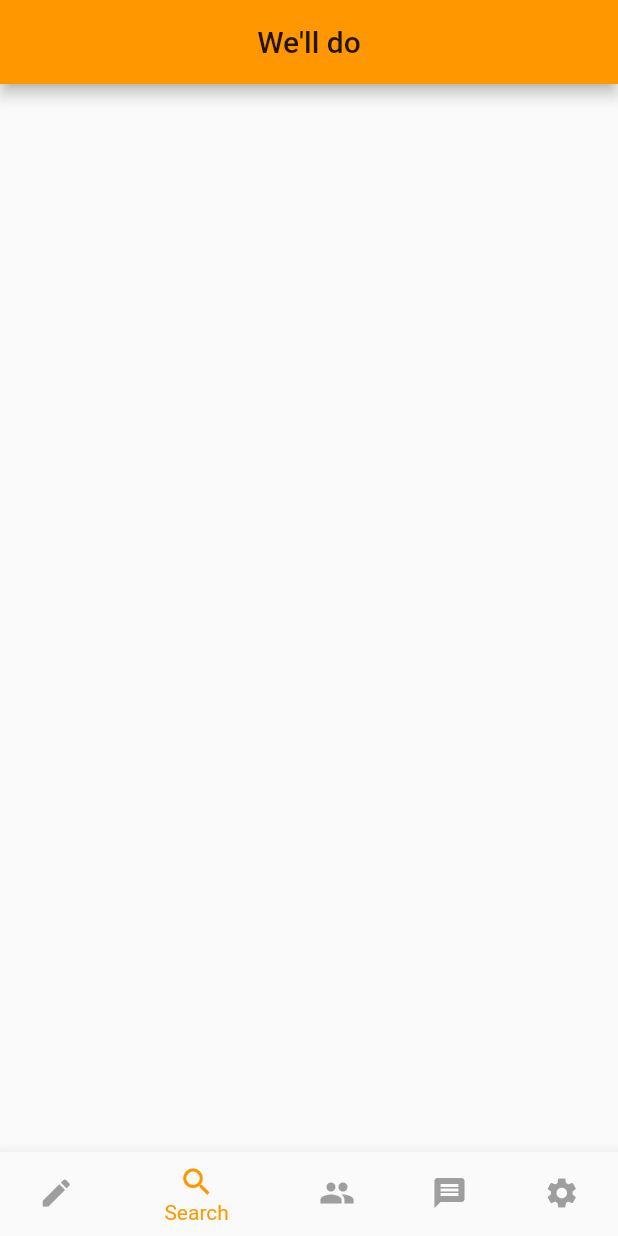
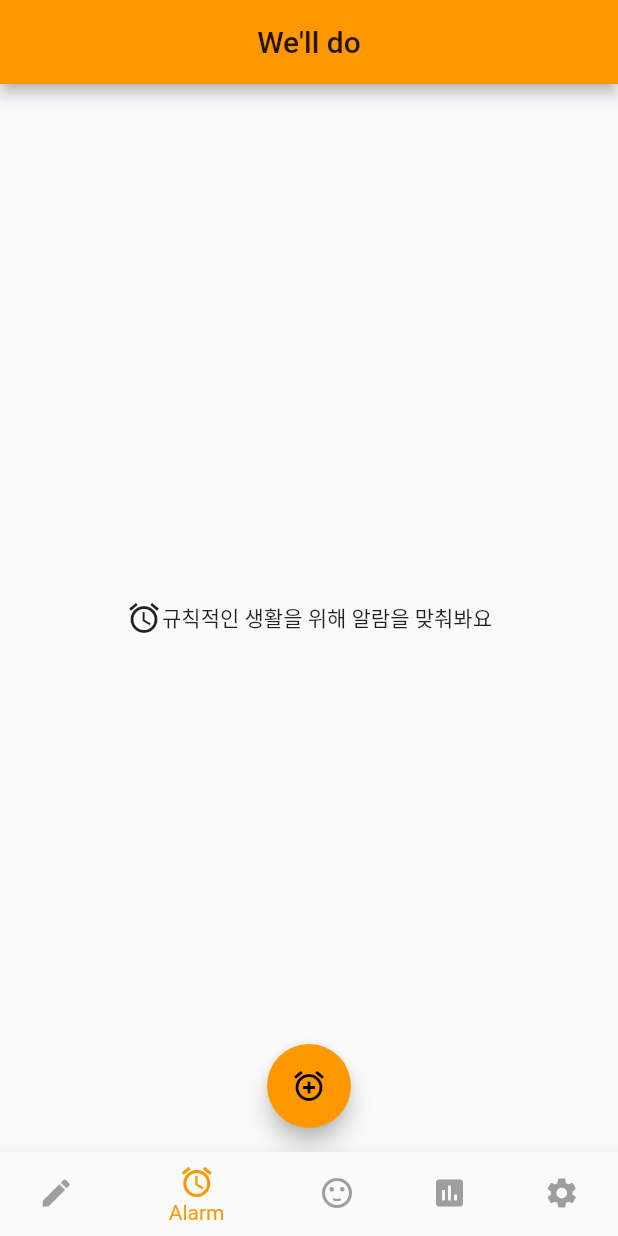
Before and after one commit to jpoh281/todoList, a Flutter app: the screen it shows after launch, item 2 of the bottom bar chosen, on a phone screen of 412 x 824 dp. Run offline on Flutter 3.47's test engine with Material 2 defaults, Android fonts, the phone set to English and light mode, and no system bars.

Commit message:
2020-01-12 We'll do Project 4일차 alarm page 생성 alarm time picker page 생성

```diff
--- a/lib/main_page.dart
+++ b/lib/main_page.dart
@@ -1,4 +1,5 @@
 import 'package:flutter/material.dart';
+import 'package:todolist_jpoh/screeans/alarm_main.dart';
 import 'package:todolist_jpoh/screeans/todo_main.dart';
 
 class MainPage extends StatefulWidget {
@@ -10,7 +11,7 @@ class _MainPageState extends State<MainPage> {
   int _selectedPageIndex = 0;
   static List<Widget> selectedPageList = <Widget>[
     ToDoMain(),
-    Container(),
+    AlarmMainPage(),
     Container(),
     Container(),
     Container(),
@@ -44,11 +45,11 @@ class _MainPageState extends State<MainPage> {
               BottomNavigationBarItem(
                   icon: Icon(Icons.edit), title: Text('To-do')),
               BottomNavigationBarItem(
-                  icon: Icon(Icons.search), title: Text('Search')),
+                  icon: Icon(Icons.alarm), title: Text('Alarm')),
               BottomNavigationBarItem(
-                  icon: Icon(Icons.group), title: Text('Group')),
+                  icon: Icon(Icons.sentiment_satisfied), title: Text('Diary')),
               BottomNavigationBarItem(
-                  icon: Icon(Icons.message), title: Text('Talk')),
+                  icon: Icon(Icons.assessment), title: Text('Report')),
               BottomNavigationBarItem(
                   icon: Icon(Icons.settings), title: Text('Setting'))
             ]),
--- /dev/null
+++ b/lib/model/alarm.dart
@@ -0,0 +1,38 @@
+import 'package:flutter/material.dart';
+
+class Alarm {
+  String title;
+  TimeOfDay time;
+  bool onWork;
+  bool repetition;
+  List<bool> repetitionDay = [false, false, false, false, false, false, false];
+
+  Alarm({
+    this.title,
+    @required this.time,
+    this.onWork = true,
+    this.repetition = false,
+    this.repetitionDay,
+  });
+
+  Alarm.fromMap(Map<String, dynamic> map)
+      : title = map['Title'],
+        onWork = map['OnWork'],
+        time = map['Time'],
+        repetition = map['Repetition'],
+        repetitionDay = map['RepetitionDay'];
+
+  updateTitle(title) {
+    this.title = title;
+  }
+
+  Map toMap() {
+    return {
+      'title': title,
+      'onWork': onWork,
+      'Time': time,
+      'Repetition': repetition,
+      'RepetitionDay': repetitionDay
+    };
+  }
+}
--- /dev/null
+++ b/lib/screeans/alarm_main.dart
@@ -0,0 +1,74 @@
+import 'package:flutter/material.dart';
+import 'package:todolist_jpoh/model/alarm.dart';
+import 'package:todolist_jpoh/screeans/alarm_timepicker.dart';
+
+class AlarmMainPage extends StatefulWidget {
+  @override
+  _AlarmMainPageState createState() => _AlarmMainPageState();
+}
+
+class _AlarmMainPageState extends State<AlarmMainPage>
+    with TickerProviderStateMixin {
+  final GlobalKey<AnimatedListState> animatedListKey =
+      GlobalKey<AnimatedListState>();
+  List<Alarm> items = new List<Alarm>();
+  AnimationController emptyListController;
+  @override
+  void initState() {
+    // TODO: implement initState
+    super.initState();
+    emptyListController = AnimationController(
+      vsync: this,
+      duration: Duration(milliseconds: 200),
+    );
+    emptyListController.forward();
+  }
+
+  @override
+  Widget build(BuildContext context) {
+    return Scaffold(
+      body: renderBody(),
+      floatingActionButtonLocation: FloatingActionButtonLocation.centerFloat,
+      floatingActionButton: FloatingActionButton(
+        onPressed: () {
+          return Navigator.of(context)
+              .push(MaterialPageRoute(builder: (context) {
+            return AlarmTimePickerPage();
+          }));
+        },
+        child: Icon(Icons.add_alarm),
+      ),
+    );
+  }
+
+  Widget renderBody() {
+//    if (items.length > 0) {
+//      return buildListView();
+//    } else {
+    return emptyList();
+    // }
+  }
+
+  Widget emptyList() {
+    return Center(
+      child: FadeTransition(
+          opacity: emptyListController,
+          child: Row(
+            mainAxisAlignment: MainAxisAlignment.center,
+            children: <Widget>[Icon(Icons.alarm), Text("규칙적인 생활을 위해 알람을 맞춰봐요")],
+          )),
+    );
+  }
+
+//  Widget buildListView() {
+//    return AnimatedList(
+//        key: animatedListKey,
+//        initialItemCount: items.length,
+//        itemBuilder: (BuildContext context, int index, animation) {
+//          return SizeTransition(
+//            sizeFactor: animation,
+//            child: buildItem(items[index], index),
+//          );
+//        });
+//  }
+}
--- a/lib/screeans/todo_main.dart
+++ b/lib/screeans/todo_main.dart
@@ -35,6 +35,7 @@ class _ToDoMainState extends State<ToDoMain> with TickerProviderStateMixin {
     return Scaffold(
       body: renderBody(),
       floatingActionButton: FloatingActionButton(
+        heroTag: "todo",
         onPressed: () => goToNewItemView(),
         child: Icon(Icons.add),
       ),
```
Also changed, not shown: lib/screeans/alarm_timepicker.dart (added, +73 -0 lines).
